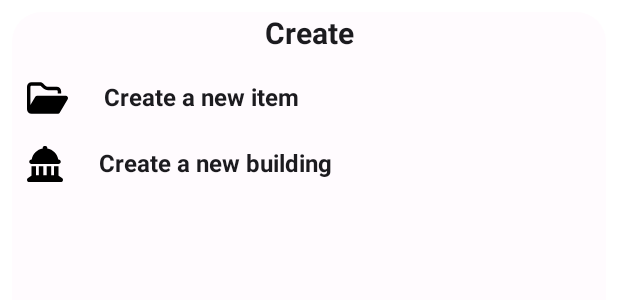
After one commit to PamCatten/hot-stuff, an Android app: the layout bottom_dialog.xml on its own in the app's theme, with its tools: preview values and no code run, on a phone screen of 412 x 824 dp. The commit adds this screen. Shown: the top 300 px of the screen. Run offline under Robolectric (Android 15) with nearby library versions, the phone set to English and light mode, and no system bars.

Commit message:
Stablised bottom nav bar, progress towards bottom sliding dialog.

```diff
--- /dev/null
+++ b/app/src/main/res/drawable/bottom_dialog_background.xml
@@ -0,0 +1,10 @@
+<?xml version="1.0" encoding="utf-8"?>
+<shape
+    xmlns:android="http://schemas.android.com/apk/res/android"
+    android:shape="rectangle">
+        <solid
+            android:color="@color/white"/>
+        <corners
+            android:topLeftRadius="20dp"
+            android:topRightRadius="20dp"/>
+</shape>
--- /dev/null
+++ b/app/src/main/res/layout/bottom_dialog.xml
@@ -0,0 +1,49 @@
+<?xml version="1.0" encoding="utf-8"?>
+<androidx.constraintlayout.widget.ConstraintLayout
+    xmlns:android="http://schemas.android.com/apk/res/android"
+    xmlns:app="http://schemas.android.com/apk/res-auto"
+    android:background="@drawable/bottom_dialog_background"
+    android:orientation="vertical"
+    android:layout_width="match_parent"
+    android:layout_height="match_parent"
+    android:layout_margin="8dp">
+    <TextView
+        android:id="@+id/dialog_title"
+        android:theme="@style/dialog_Title"
+        android:text="@string/create_label"
+        android:textAlignment="center"
+        android:layout_height="wrap_content"
+        android:layout_width="match_parent"
+        android:paddingBottom="8dp"
+        app:layout_constraintTop_toTopOf="parent"
+        app:layout_constraintStart_toStartOf="parent"
+        app:layout_constraintEnd_toEndOf="parent"/>
+    <LinearLayout
+        android:id="@+id/dialog_layoutNewItem"
+        app:layout_constraintTop_toBottomOf="@id/dialog_title"
+        app:layout_constraintStart_toStartOf="parent"
+        app:layout_constraintEnd_toEndOf="parent"
+        style="@style/dialog_LinearLayout">
+        <ImageView
+            android:id="@+id/dialog_createItem_icon"
+            android:src="@drawable/icon_items"
+            style="@style/dialog_Icon"/>
+        <TextView
+            android:text="@string/dialog_newItem_prompt"
+            style="@style/dialog_Subtitle"/>
+    </LinearLayout>
+    <LinearLayout
+        android:id="@+id/dialog_layoutNewBuilding"
+        style="@style/dialog_LinearLayout"
+        app:layout_constraintTop_toBottomOf="@id/dialog_layoutNewItem"
+        app:layout_constraintStart_toStartOf="parent"
+        app:layout_constraintEnd_toEndOf="parent">
+        <ImageView
+            android:id="@+id/dialog_createBuilding_icon"
+            android:src="@drawable/icon_create_building"
+            style="@style/dialog_Icon"/>
+        <TextView
+            android:text="@string/dialog_newBuilding_prompt"
+            style="@style/dialog_Subtitle"/>
+    </LinearLayout>
+</androidx.constraintlayout.widget.ConstraintLayout>
--- a/app/src/main/res/navigation/mobile_navigation.xml
+++ b/app/src/main/res/navigation/mobile_navigation.xml
@@ -15,7 +15,7 @@
         android:label="@string/items_label"
         tools:layout="@layout/fragment_items" />
     <fragment
-        android:id="@+id/navigation_notifications"
+        android:id="@+id/navigation_create"
         android:name="com.example.hotstuffkotlin.ui.create.CreateFragment"
         android:label="@string/create_label"
         tools:layout="@layout/fragment_create" />
--- a/app/src/main/res/values/strings.xml
+++ b/app/src/main/res/values/strings.xml
@@ -12,8 +12,10 @@
     <string name="appbar_search_label">Search</string>
     <string name="appbar_sort_label">Sort</string>
     <string name="appbar_quick_access_label">More</string>
-    <string name="drawer_newItem_prompt">Create a new item</string>
-    <string name="drawer_newBuilding_prompt">Create a new building</string>
+
+    <!-- Dialog labels -->
+    <string name="dialog_newItem_prompt">Create a new item</string>
+    <string name="dialog_newBuilding_prompt">Create a new building</string>
 
 
     <string-array name="programming_languages">
--- a/app/src/main/res/values/themes.xml
+++ b/app/src/main/res/values/themes.xml
@@ -41,7 +41,7 @@
         <item name="android:layout_height">wrap_content</item>
     </style>
 
-    <style name="drawer_Title">
+    <style name="dialog_Title">
         <item name="android:textSize">20sp</item>
         <item name="android:textColor">@color/black</item>
         <item name="android:textStyle">bold</item>
@@ -52,7 +52,7 @@
         <item name="android:layout_weight">1</item>
     </style>
 
-    <style name="drawer_Subtitle">
+    <style name="dialog_Subtitle">
         <item name="android:textSize">16sp</item>
         <item name="android:textColor">@color/black</item>
         <item name="android:textStyle">bold</item>
@@ -64,14 +64,14 @@
         <item name="android:paddingLeft">24dp</item>
     </style>
 
-    <style name="drawer_Icon">
+    <style name="dialog_Icon">
         <item name="android:layout_width">wrap_content</item>
         <item name="android:layout_height">wrap_content</item>
         <item name="android:maxWidth">24dp</item>
         <item name="android:maxHeight">24dp</item>
     </style>
 
-    <style name="drawer_linearLayout">
+    <style name="dialog_LinearLayout">
         <item name="android:layout_width">match_parent</item>
         <item name="android:layout_height">wrap_content</item>
         <item name="android:padding">10dp</item>
```
Also changed, not shown: app/src/main/java/com/example/hotstuffkotlin/MainActivity.kt (+21 -0 lines), app/src/main/res/layout/bottom_drawer.xml (deleted, +0 -44 lines).
